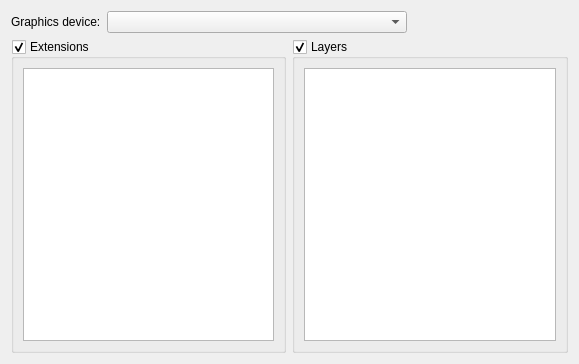
This is Tools/DebugSettingsEditor/VulkanTab.ui in krre/origin as Qt 5 draws it before an edit. The edited form follows.
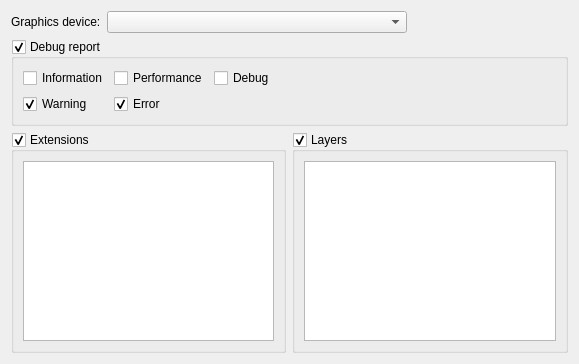
This is the edited form.

Commit message: DSE: Add Debug report groupbox on Vulkan tab

What changed in the file:
```diff
--- a/Tools/DebugSettingsEditor/VulkanTab.ui
+++ b/Tools/DebugSettingsEditor/VulkanTab.ui
@@ -48,6 +48,72 @@
      </item>
     </layout>
    </item>
+   <item>
+    <widget class="QGroupBox" name="groupBoxDebugReport">
+     <property name="title">
+      <string>Debug report</string>
+     </property>
+     <property name="checkable">
+      <bool>true</bool>
+     </property>
+     <layout class="QGridLayout" name="gridLayout">
+      <item row="0" column="0">
+       <widget class="QCheckBox" name="checkBoxInformation">
+        <property name="text">
+         <string>Information</string>
+        </property>
+       </widget>
+      </item>
+      <item row="0" column="2">
+       <widget class="QCheckBox" name="checkBoxDebug">
+        <property name="text">
+         <string>Debug</string>
+        </property>
+       </widget>
+      </item>
+      <item row="0" column="3">
+       <spacer name="horizontalSpacer_2">
+        <property name="orientation">
+         <enum>Qt::Horizontal</enum>
+        </property>
+        <property name="sizeHint" stdset="0">
+         <size>
+          <width>40</width>
+          <height>20</height>
+         </size>
+        </property>
+       </spacer>
+      </item>
+      <item row="1" column="1">
+       <widget class="QCheckBox" name="checkBoxError">
+        <property name="text">
+         <string>Error</string>
+        </property>
+        <property name="checked">
+         <bool>true</bool>
+        </property>
+       </widget>
+      </item>
+      <item row="0" column="1">
+       <widget class="QCheckBox" name="checkBoxPerformance">
+        <property name="text">
+         <string>Performance</string>
+        </property>
+       </widget>
+      </item>
+      <item row="1" column="0">
+       <widget class="QCheckBox" name="checkBoxWarning">
+        <property name="text">
+         <string>Warning</string>
+        </property>
+        <property name="checked">
+         <bool>true</bool>
+        </property>
+       </widget>
+      </item>
+     </layout>
+    </widget>
+   </item>
    <item>
     <layout class="QHBoxLayout" name="horizontalLayout">
      <item>
```
The commit also changes 1 other file.
